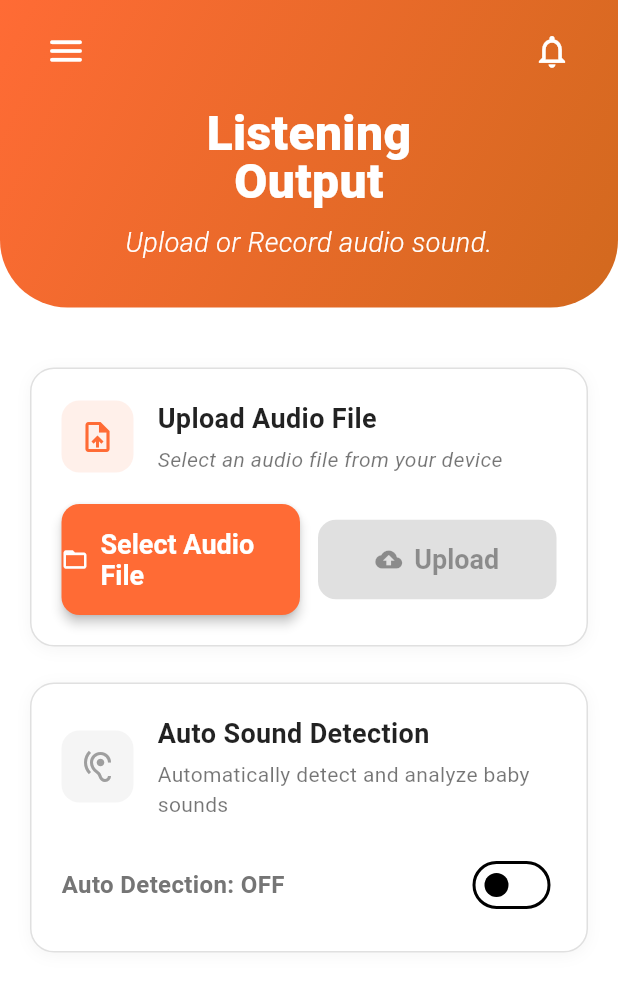
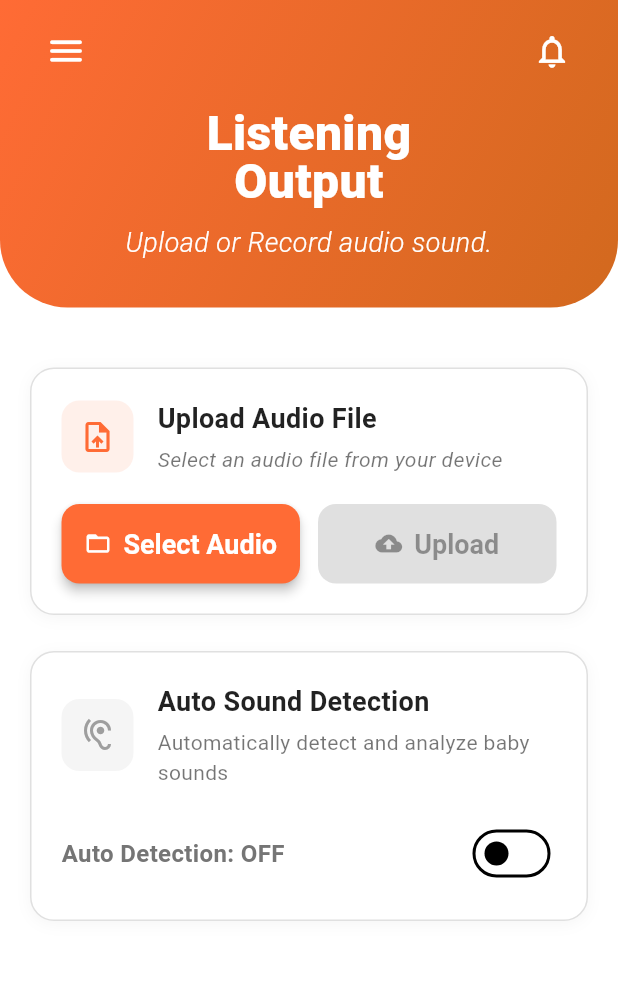
Before and after one commit to M-Pascal/Neo_Parental_App, a Flutter app: the RecordPage screen opened directly, on a phone screen of 412 x 824 dp. Shown: the top 992 px of the screen. Run offline on Flutter 3.47's test engine with Material 3 defaults, Android fonts, the phone set to English and light mode, and no system bars; our stand-ins replace file_picker, lottie; accounts and stored records are empty.

Commit message:
front-end

```diff
--- a/neoparent/lib/Screens/record.dart
+++ b/neoparent/lib/Screens/record.dart
@@ -128,7 +128,7 @@ class _RecordPageState extends State<RecordPage> {
                 child: ElevatedButton.icon(
                   onPressed: _selectAudioFile,
                   icon: const Icon(Icons.folder_open),
-                  label: const Text('Select Audio File'),
+                  label: const Text('Select Audio'),
                   style: ElevatedButton.styleFrom(
                     backgroundColor: const Color(0xFFFF6B35),
                     foregroundColor: Colors.white,
```
